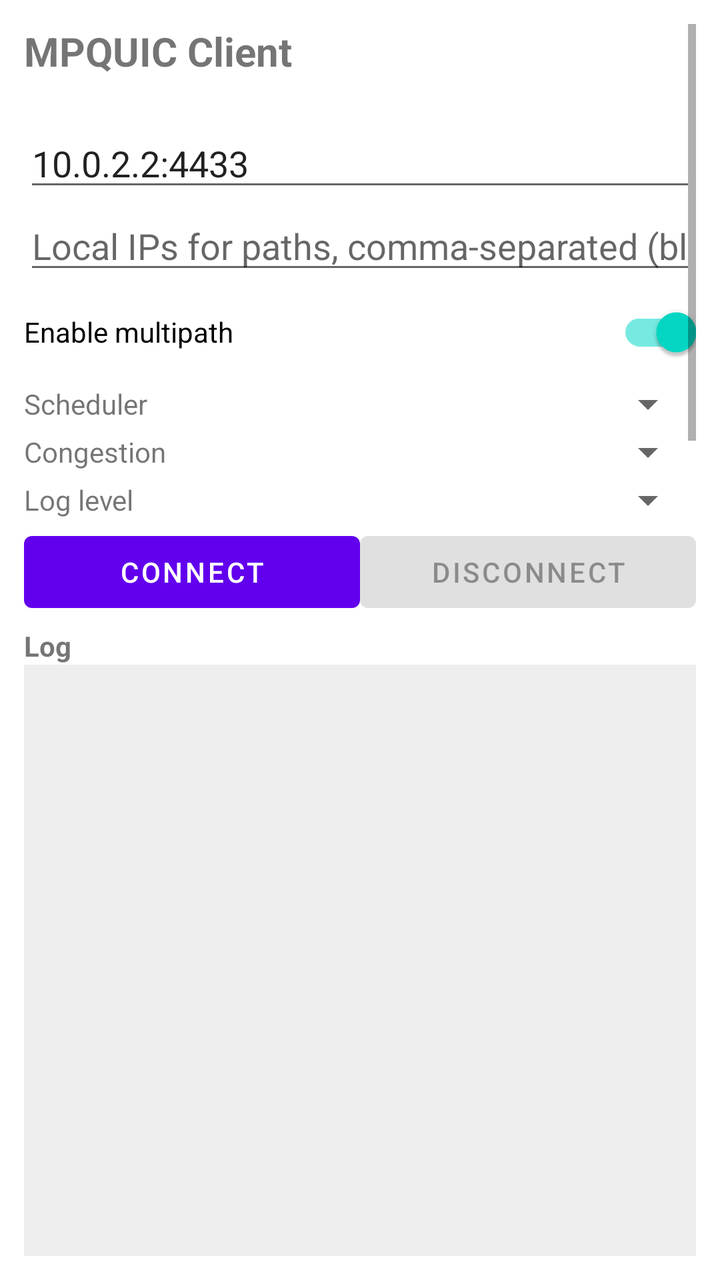
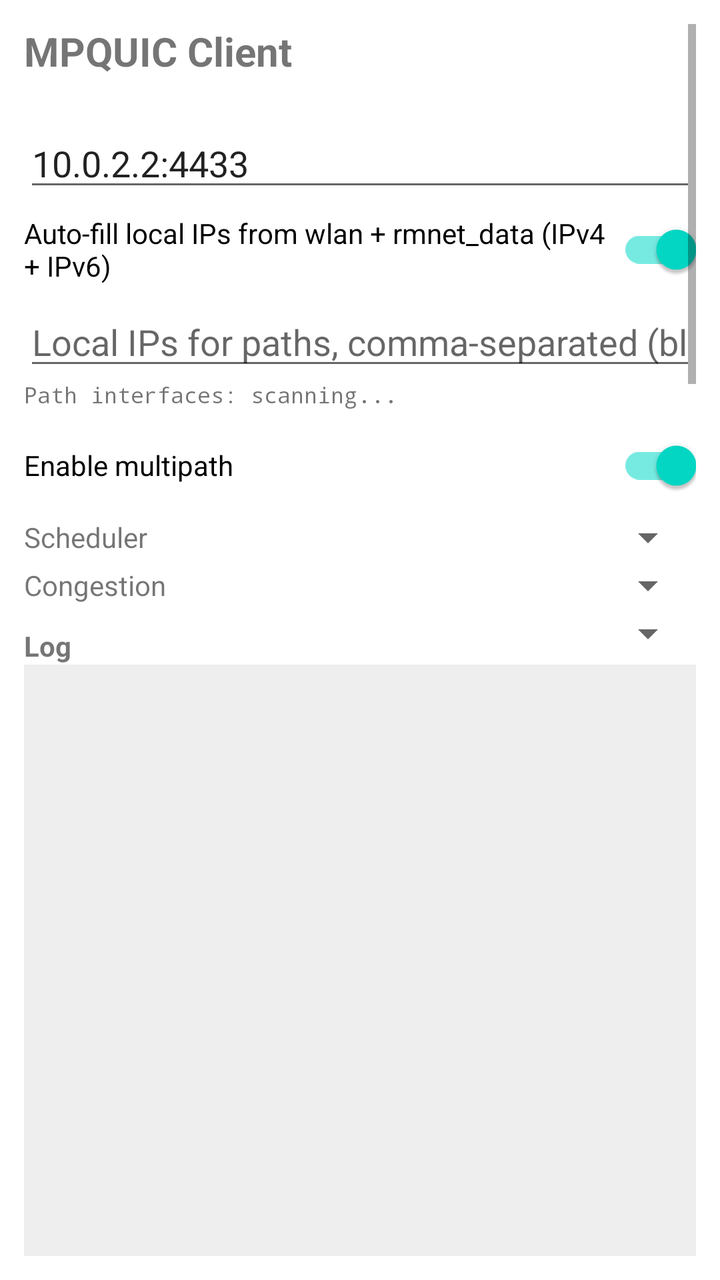

Before-and-after screenshots of an Android layout around one commit, followed by the original layout XML and the change that was made.
<!-- AndroidManifest.xml: application theme Theme.MaterialComponents.DayNight.NoActionBar -->
<!-- res/layout/activity_main.xml -->
<?xml version="1.0" encoding="utf-8"?>
<LinearLayout xmlns:android="http://schemas.android.com/apk/res/android"
    android:layout_width="match_parent"
    android:layout_height="match_parent"
    android:orientation="vertical"
    android:padding="12dp">

    <ScrollView
        android:layout_width="match_parent"
        android:layout_height="0dp"
        android:layout_weight="1">

        <LinearLayout
            android:layout_width="match_parent"
            android:layout_height="wrap_content"
            android:orientation="vertical">

            <TextView
                android:layout_width="wrap_content"
                android:layout_height="wrap_content"
                android:text="MPQUIC Client"
                android:textSize="20sp"
                android:textStyle="bold" />

            <TextView
                android:id="@+id/deviceIps"
                android:layout_width="match_parent"
                android:layout_height="wrap_content"
                android:textSize="12sp"
                android:fontFamily="monospace"
                android:paddingTop="4dp" />

            <EditText
                android:id="@+id/serverAddr"
                android:layout_width="match_parent"
                android:layout_height="wrap_content"
                android:hint="Server address (ip:port)"
                android:inputType="text"
                android:text="10.0.2.2:4433" />

            <EditText
                android:id="@+id/localAddrs"
                android:layout_width="match_parent"
                android:layout_height="wrap_content"
                android:hint="Local IPs for paths, comma-separated (blank = auto)"
                android:inputType="text" />

            <com.google.android.material.switchmaterial.SwitchMaterial
                android:id="@+id/multipathSwitch"
                android:layout_width="match_parent"
                android:layout_height="wrap_content"
                android:checked="true"
                android:text="Enable multipath" />

            <LinearLayout
                android:layout_width="match_parent"
                android:layout_height="wrap_content"
                android:orientation="horizontal">

                <TextView
                    android:layout_width="0dp"
                    android:layout_weight="1"
                    android:layout_height="wrap_content"
                    android:layout_gravity="center_vertical"
                    android:text="Scheduler" />

                <Spinner
                    android:id="@+id/mpAlgo"
                    android:layout_width="0dp"
                    android:layout_weight="2"
                    android:layout_height="wrap_content" />
            </LinearLayout>

            <LinearLayout
                android:layout_width="match_parent"
                android:layout_height="wrap_content"
                android:orientation="horizontal">

                <TextView
                    android:layout_width="0dp"
                    android:layout_weight="1"
                    android:layout_height="wrap_content"
                    android:layout_gravity="center_vertical"
                    android:text="Congestion" />

                <Spinner
                    android:id="@+id/ccAlgo"
                    android:layout_width="0dp"
                    android:layout_weight="2"
                    android:layout_height="wrap_content" />
            </LinearLayout>

            <LinearLayout
                android:layout_width="match_parent"
                android:layout_height="wrap_content"
                android:orientation="horizontal">

                <TextView
                    android:layout_width="0dp"
                    android:layout_weight="1"
                    android:layout_height="wrap_content"
                    android:layout_gravity="center_vertical"
                    android:text="Log level" />

                <Spinner
                    android:id="@+id/logLevel"
                    android:layout_width="0dp"
                    android:layout_weight="2"
                    android:layout_height="wrap_content" />
            </LinearLayout>

            <LinearLayout
                android:layout_width="match_parent"
                android:layout_height="wrap_content"
                android:orientation="horizontal">

                <Button
                    android:id="@+id/connectBtn"
                    android:layout_width="0dp"
                    android:layout_weight="1"
                    android:layout_height="wrap_content"
                    android:text="Connect" />

                <Button
                    android:id="@+id/disconnectBtn"
                    android:layout_width="0dp"
                    android:layout_weight="1"
                    android:layout_height="wrap_content"
                    android:enabled="false"
                    android:text="Disconnect" />
            </LinearLayout>

            <LinearLayout
                android:layout_width="match_parent"
                android:layout_height="wrap_content"
                android:orientation="horizontal">

                <EditText
                    android:id="@+id/message"
                    android:layout_width="0dp"
                    android:layout_weight="2"
                    android:layout_height="wrap_content"
                    android:hint="Payload to send (raw bytes)"
                    android:inputType="text" />

                <Button
                    android:id="@+id/sendBtn"
                    android:layout_width="0dp"
                    android:layout_weight="1"
                    android:layout_height="wrap_content"
                    android:enabled="false"
                    android:text="Send" />
            </LinearLayout>

            <Button
                android:id="@+id/sendBulkBtn"
                android:layout_width="match_parent"
                android:layout_height="wrap_content"
                android:enabled="false"
                android:text="Send 1 MiB test payload" />

            <TextView
                android:id="@+id/stats"
                android:layout_width="match_parent"
                android:layout_height="wrap_content"
                android:fontFamily="monospace"
                android:textSize="12sp"
                android:paddingTop="8dp"
                android:text="Not connected" />
        </LinearLayout>
    </ScrollView>

    <TextView
        android:layout_width="wrap_content"
        android:layout_height="wrap_content"
        android:text="Log"
        android:textStyle="bold"
        android:paddingTop="6dp" />

    <ScrollView
        android:id="@+id/logScroll"
        android:layout_width="match_parent"
        android:layout_height="0dp"
        android:layout_weight="1"
        android:background="#11000000">

        <TextView
            android:id="@+id/log"
            android:layout_width="match_parent"
            android:layout_height="wrap_content"
            android:fontFamily="monospace"
            android:textSize="10sp"
            android:padding="4dp" />
    </ScrollView>
</LinearLayout>
<!-- resources referenced by this layout -->
<resources>

</resources>

<!-- the commit's change to res/layout/activity_main.xml (unified diff, before → after) -->
@@ -38,12 +38,28 @@
                 android:inputType="text"
                 android:text="10.0.2.2:4433" />
 
+            <com.google.android.material.switchmaterial.SwitchMaterial
+                android:id="@+id/autoAddrSwitch"
+                android:layout_width="match_parent"
+                android:layout_height="wrap_content"
+                android:checked="true"
+                android:text="Auto-fill local IPs from wlan + rmnet_data (IPv4 + IPv6)" />
+
             <EditText
                 android:id="@+id/localAddrs"
                 android:layout_width="match_parent"
                 android:layout_height="wrap_content"
-                android:hint="Local IPs for paths, comma-separated (blank = auto)"
+                android:hint="Local IPs for paths, comma-separated (blank = any)"
                 android:inputType="text" />
+
+            <TextView
+                android:id="@+id/ifaceStatus"
+                android:layout_width="match_parent"
+                android:layout_height="wrap_content"
+                android:fontFamily="monospace"
+                android:textSize="11sp"
+                android:paddingBottom="4dp"
+                android:text="Path interfaces: scanning..." />
 
             <com.google.android.material.switchmaterial.SwitchMaterial
                 android:id="@+id/multipathSwitch"
